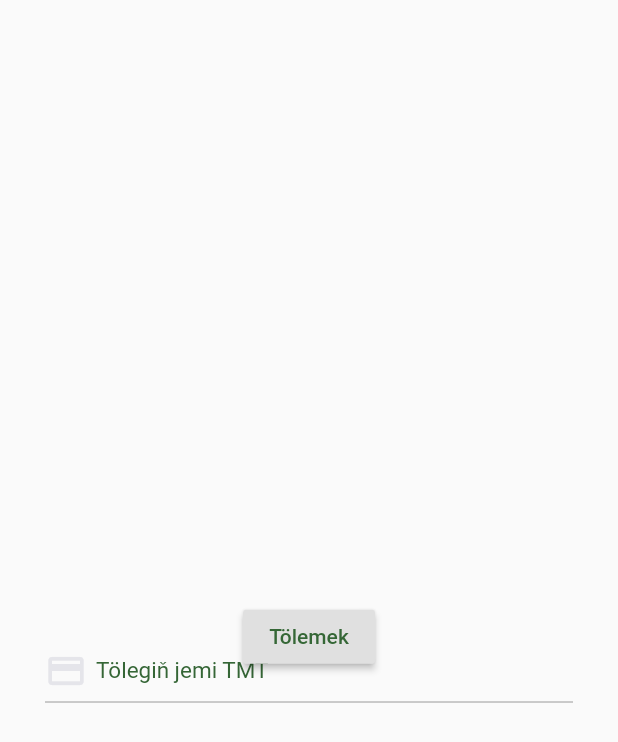
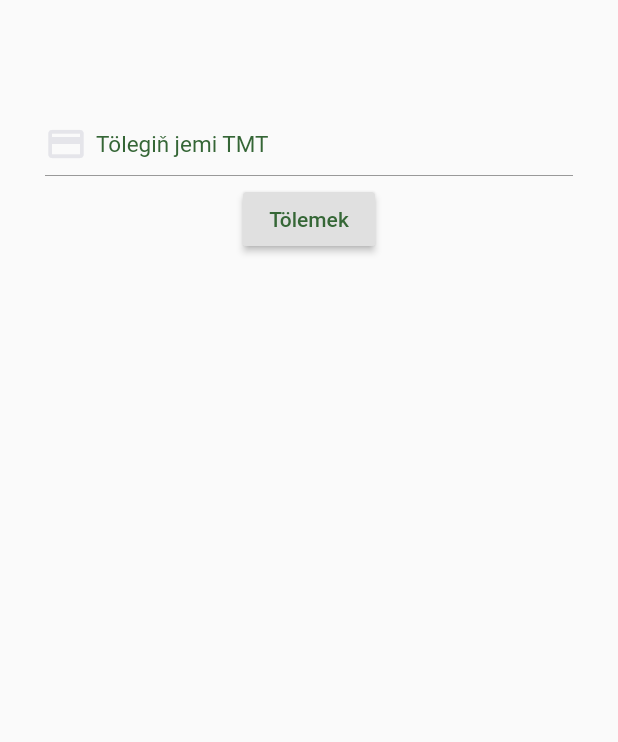
Before and after one commit to ttweb2017/jkh, a Flutter app: the PaymentList widget shown alone on an empty page, opened directly with empty values, on a phone screen of 412 x 824 dp. Shown: the top 742 px of the screen. Run offline on Flutter 3.47's test engine with Material 2 defaults, Android fonts, the light colour scheme and no system bars; our stand-ins replace shared_preferences; missing offline and left inert: flutter_webview_plugin; accounts and stored records are empty.

Commit message:
payment list bug fix

```diff
--- a/lib/screens/payment/paymentList.dart
+++ b/lib/screens/payment/paymentList.dart
@@ -43,9 +43,7 @@ class _PaymentListState extends State<PaymentList> {
 
     return Container(
       margin: const EdgeInsets.only(top: 25.0),
-      child: Center(
-        child: Stack(
-          alignment: Alignment.center,
+      child: Column(
         children: <Widget>[
           Container(
             margin: EdgeInsets.only(top: 50.0, right: 30.0, bottom: 5.0, left: 30.0),
@@ -71,6 +69,10 @@ class _PaymentListState extends State<PaymentList> {
           Padding(
               padding: EdgeInsets.symmetric(vertical: 5.0)
           ),
+          Center(
+            child: Stack(
+              alignment: Alignment.center,
+              children: <Widget>[
                 ListView.builder(
                     shrinkWrap: true,
                     physics: ClampingScrollPhysics(),
@@ -119,6 +121,8 @@ class _PaymentListState extends State<PaymentList> {
               ],
             ),
           )
+        ],
+      )
     );
   }
 
@@ -145,15 +149,14 @@ class _PaymentListState extends State<PaymentList> {
 
       if(response.statusCode == 200){
         var payment = json.decode(response.body);
-        paymentId = payment['PAYMENT_ID'];
-        print("PSYMENT ID::: " + paymentId.toString());
+        paymentId = payment['PAYMENT_ID'] != null ? payment['PAYMENT_ID'] : 0;
       }else{
         print("Payment Response code: " + response.statusCode.toString());
         Scaffold.of(context)
             .showSnackBar(SnackBar(content: Text('Serwerde ýalňyşlyk: Tölegi ýerleşdirip bolmady')));
       }
     }catch(e){
-      print("Connection exception: " + e.toString());
+      print("Connection exception on _fetchPaymentId(): " + e.toString());
       Scaffold.of(context)
           .showSnackBar(SnackBar(content: Text('Internet baglatyňyz kesildi')));
       setState(() {
```
Lines whose indentation alone changed are shown as unchanged.
